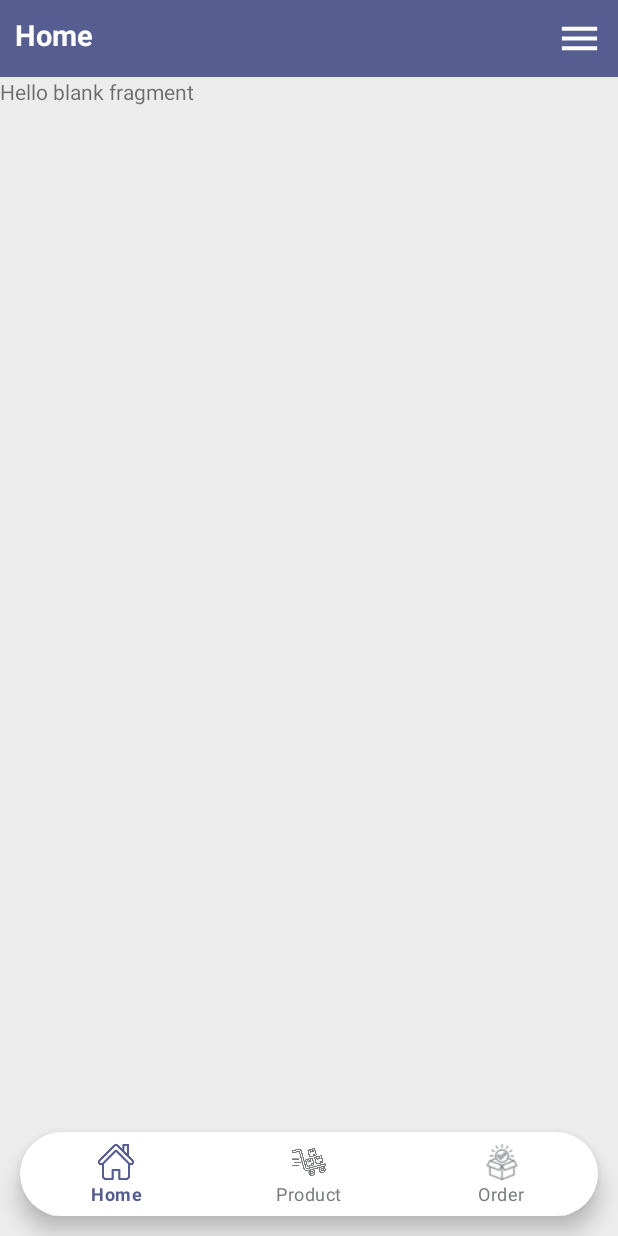
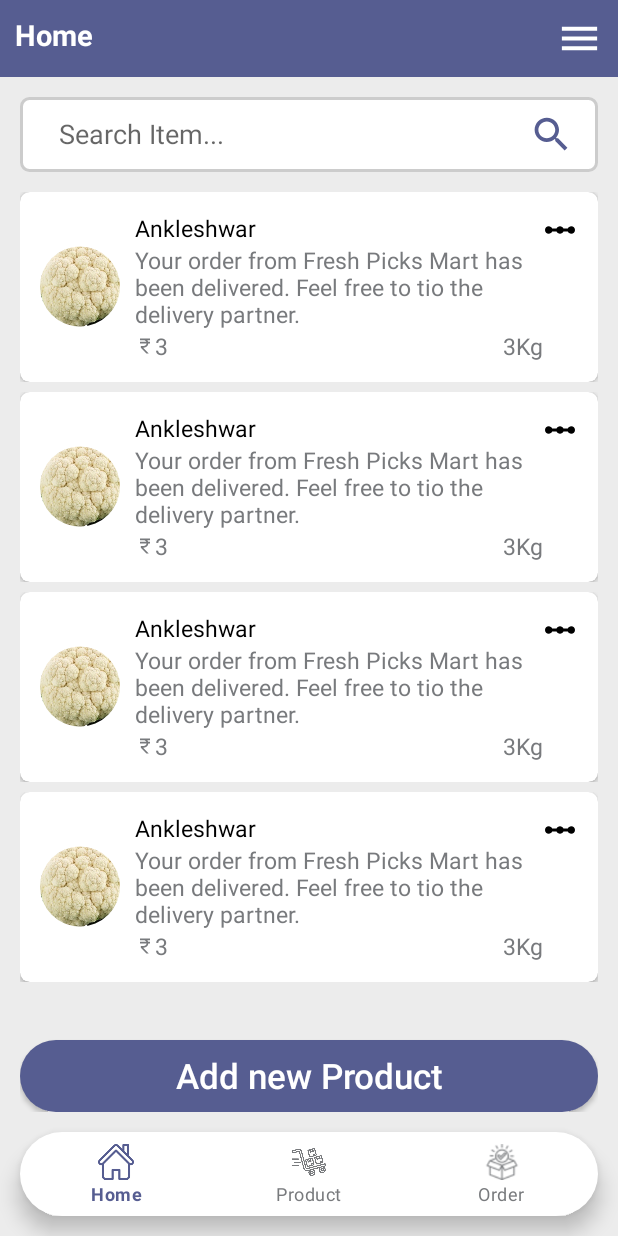
Before and after one commit to chhimparenu/GroFast_Vendor, an Android app: the fragment Product_Fragment placed in its activity, on a phone screen of 412 x 824 dp. Run offline under Robolectric (Android 15) with nearby library versions, the phone set to English and light mode, and no system bars; our stand-ins replace CircleImageView, sdp/ssp sizes; pictures from the network do not load.

Commit message:
add product , add product list

```diff
--- a/app/src/main/AndroidManifest.xml
+++ b/app/src/main/AndroidManifest.xml
@@ -13,6 +13,9 @@
         android:supportsRtl="true"
         android:theme="@style/Theme.Grofast_Vendor"
         tools:targetApi="31">
+        <activity
+            android:name=".Details.AddProduct"
+            android:exported="false" />
         <activity
             android:name=".Details.AllResentOrderHistory"
             android:exported="false" />
--- /dev/null
+++ b/app/src/main/java/com/wits/grofast_vendor/Adapter/ProductlistAdapter.java
@@ -0,0 +1,109 @@
+package com.wits.grofast_vendor.Adapter;
+
+import android.content.Context;
+import android.content.Intent;
+import android.util.Log;
+import android.view.LayoutInflater;
+import android.view.MenuInflater;
+import android.view.MenuItem;
+import android.view.View;
+import android.view.ViewGroup;
+import android.widget.Button;
+import android.widget.ImageView;
+import android.widget.PopupMenu;
+import android.widget.TextView;
+
+import androidx.annotation.NonNull;
+import androidx.recyclerview.widget.RecyclerView;
+
+import com.wits.grofast_vendor.R;
+
+import java.util.List;
+import java.util.Map;
+
+import de.hdodenhof.circleimageview.CircleImageView;
+
+public class ProductlistAdapter extends RecyclerView.Adapter<ProductlistAdapter.listViewHolder> {
+
+    private Context context;
+    private List<Map<String, Object>> itemList;
+
+    public ProductlistAdapter(Context context, List<Map<String, Object>> itemList) {
+        this.context = context;
+        this.itemList = itemList;
+    }
+
+    @NonNull
+    @Override
+    public ProductlistAdapter.listViewHolder onCreateViewHolder(@NonNull ViewGroup parent, int viewType) {
+        return new listViewHolder(LayoutInflater.from(parent.getContext())
+                .inflate(R.layout.product_row_list, parent, false));
+    }
+
+    @Override
+    public void onBindViewHolder(@NonNull ProductlistAdapter.listViewHolder holder, int position) {
+        Map<String, Object> item = itemList.get(position);
+        holder.name.setText((String) item.get("Name"));
+        holder.description.setText((String) item.get("description"));
+        holder.price.setText((String) item.get("Price"));
+        holder.quantitiy.setText((String) item.get("Quantity"));
+        holder.image.setImageResource((int) item.get("image"));
+
+        holder.icon.setOnClickListener(new View.OnClickListener() {
+            @Override
+            public void onClick(View view) {
+                showPopupMenu(view, position);
+            }
+        });
+    }
+
+    private void showPopupMenu(View view, int position) {
+        PopupMenu popupMenu = new PopupMenu(context, view);
+        MenuInflater inflater = popupMenu.getMenuInflater();
+        inflater.inflate(R.menu.product_edit, popupMenu.getMenu());
+        popupMenu.setOnMenuItemClickListener(new PopupMenu.OnMenuItemClickListener() {
+            @Override
+            public boolean onMenuItemClick(MenuItem item) {
+                int id = item.getItemId();
+                if (id == R.id.menu_edit) {
+                    editItem(position);
+                    return true;
+                } else if (id == R.id.menu_delete) {
+//                    deleteItem(position);
+                    return true;
+                }
+                return false;
+            }
+        });
+        popupMenu.show();
+    }
+
+    private void editItem(int position) {
+//        Map<String, Object> item = itemList.get(position);
+//        Intent intent = new Intent(context, AddProduct.class);
+//        context.startActivity(intent);
+    }
+
+
+    @Override
+    public int getItemCount() {
+        Log.e("TAG", "getItemCount: size " + itemList.size());
+        return itemList.size();
+    }
+
+    public class listViewHolder extends RecyclerView.ViewHolder {
+        public TextView name, description, price, quantitiy;
+        ImageView icon;
+        CircleImageView image;
+
+        public listViewHolder(@NonNull View v) {
+            super(v);
+            name = v.findViewById(R.id.proname);
+            description = v.findViewById(R.id.prodescription);
+            price = v.findViewById(R.id.proprice);
+            quantitiy = v.findViewById(R.id.proquantiy);
+            icon = v.findViewById(R.id.icon);
+            image = v.findViewById(R.id.proimage);
+        }
+    }
+}
--- a/app/src/main/java/com/wits/grofast_vendor/Retrofirinstance.java
+++ b/app/src/main/java/com/wits/grofast_vendor/Api/Retrofirinstance.java
@@ -1,4 +1,4 @@
-package com.wits.grofast_vendor;
+package com.wits.grofast_vendor.Api;
 
 import java.io.IOException;
 
@@ -14,7 +14,7 @@ public class Retrofirinstance {
     public static String domain = "https://grofast.in/";
 
     public static Retrofit getClient(){
-        return new Retrofit.Builder().baseUrl(domain + "api/supplier-otp").addConverterFactory(GsonConverterFactory.create()).build();
+        return new Retrofit.Builder().baseUrl(domain + "api/supplier").addConverterFactory(GsonConverterFactory.create()).build();
     }
 
     public static Retrofit getUnAuthorizedClient(){
--- a/app/src/main/java/com/wits/grofast_vendor/Homepage/Product_Fragment.java
+++ b/app/src/main/java/com/wits/grofast_vendor/Homepage/Product_Fragment.java
@@ -1,66 +1,90 @@
 package com.wits.grofast_vendor.Homepage;
 
+import android.content.Intent;
 import android.os.Bundle;
 
+import androidx.appcompat.widget.AppCompatButton;
 import androidx.fragment.app.Fragment;
+import androidx.recyclerview.widget.LinearLayoutManager;
+import androidx.recyclerview.widget.RecyclerView;
 
 import android.view.LayoutInflater;
 import android.view.View;
 import android.view.ViewGroup;
 
+import com.wits.grofast_vendor.Adapter.ProductlistAdapter;
+import com.wits.grofast_vendor.Details.AddProduct;
 import com.wits.grofast_vendor.R;
 
-/**
- * A simple {@link Fragment} subclass.
- * Use the {@link Product_Fragment#newInstance} factory method to
- * create an instance of this fragment.
- */
+import java.util.ArrayList;
+import java.util.HashMap;
+import java.util.List;
+import java.util.Map;
+
 public class Product_Fragment extends Fragment {
-
-    // TODO: Rename parameter arguments, choose names that match
-    // the fragment initialization parameters, e.g. ARG_ITEM_NUMBER
-    private static final String ARG_PARAM1 = "param1";
-    private static final String ARG_PARAM2 = "param2";
-
-    // TODO: Rename and change types of parameters
-    private String mParam1;
-    private String mParam2;
-
-    public Product_Fragment() {
-        // Required empty public constructor
-    }
-
-    /**
-     * Use this factory method to create a new instance of
-     * this fragment using the provided parameters.
-     *
-     * @param param1 Parameter 1.
-     * @param param2 Parameter 2.
-     * @return A new instance of fragment Product_Fragment.
-     */
-    // TODO: Rename and change types and number of parameters
-    public static Product_Fragment newInstance(String param1, String param2) {
-        Product_Fragment fragment = new Product_Fragment();
-        Bundle args = new Bundle();
-        args.putString(ARG_PARAM1, param1);
-        args.putString(ARG_PARAM2, param2);
-        fragment.setArguments(args);
-        return fragment;
-    }
-
-    @Override
-    public void onCreate(Bundle savedInstanceState) {
-        super.onCreate(savedInstanceState);
-        if (getArguments() != null) {
-            mParam1 = getArguments().getString(ARG_PARAM1);
-            mParam2 = getArguments().getString(ARG_PARAM2);
-        }
-    }
+    RecyclerView productrecycleview;
+    AppCompatButton addproduct;
+    private ProductlistAdapter productAdapter;
+    private List<Map<String, Object>> itemList;
 
     @Override
     public View onCreateView(LayoutInflater inflater, ViewGroup container,
                              Bundle savedInstanceState) {
         // Inflate the layout for this fragment
-        return inflater.inflate(R.layout.fragment_product_, container, false);
+        View root = inflater.inflate(R.layout.fragment_product_, container, false);
+
+        addproduct = root.findViewById(R.id.new_product_add);
+
+        productrecycleview = root.findViewById(R.id.product_list);
+        productrecycleview.setLayoutManager(new LinearLayoutManager(getContext()));
+        itemList = new ArrayList<>();
+        loaddata();
+        productAdapter = new ProductlistAdapter(getContext(), itemList);
+        productrecycleview.setAdapter(productAdapter);
+
+        addproduct.setOnClickListener(new View.OnClickListener() {
+            @Override
+            public void onClick(View v) {
+                Intent in = new Intent(getContext(), AddProduct.class);
+                startActivity(in);
+            }
+        });
+
+        return root;
+    }
+
+    private void loaddata() {
+        Map<String, Object> item1 = new HashMap<>();
+        item1.put("Name", "Ankleshwar");
+        item1.put("description", "Your order from Fresh Picks Mart has been delivered. Feel free to tio the delivery partner.");
+        item1.put("Price", "3");
+        item1.put("Quantity", "3Kg");
+        item1.put("image", R.drawable.gobhi_image);
+
+        Map<String, Object> item2 = new HashMap<>();
+        item2.put("Name", "Ankleshwar");
+        item2.put("description", "Your order from Fresh Picks Mart has been delivered. Feel free to tio the delivery partner.");
+        item2.put("Price", "3");
+        item2.put("Quantity", "3Kg");
+        item2.put("image", R.drawable.gobhi_image);
+
+        Map<String, Object> item3 = new HashMap<>();
+        item3.put("Name", "Ankleshwar");
+        item3.put("description", "Your order from Fresh Picks Mart has been delivered. Feel free to tio the delivery partner.");
+        item3.put("Price", "3");
+        item3.put("Quantity", "3Kg");
+        item3.put("image", R.drawable.gobhi_image);
+
+        Map<String, Object> item4 = new HashMap<>();
+        item4.put("Name", "Ankleshwar");
+        item4.put("description", "Your order from Fresh Picks Mart has been delivered. Feel free to tio the delivery partner.");
+        item4.put("Price", "3");
+        item4.put("Quantity", "3Kg");
+        item4.put("image", R.drawable.gobhi_image);
+
+        itemList.add(item1);
+        itemList.add(item2);
+        itemList.add(item3);
+        itemList.add(item4);
     }
 }
--- a/app/src/main/java/com/wits/grofast_vendor/Login_page.java
+++ b/app/src/main/java/com/wits/grofast_vendor/Login_page.java
@@ -24,6 +24,7 @@ import android.widget.ImageView;
 import android.widget.TextView;
 import android.widget.Toast;
 
+import com.wits.grofast_vendor.Api.Retrofirinstance;
 import com.wits.grofast_vendor.Homepage.Home_page;
 import com.wits.grofast_vendor.Api.Interface.userinterface;
 import com.wits.grofast_vendor.Api.Model.SupplierModel;
--- a/app/src/main/java/com/wits/grofast_vendor/session/SupplierDetailSession.java
+++ b/app/src/main/java/com/wits/grofast_vendor/session/SupplierDetailSession.java
@@ -1,6 +1,6 @@
 package com.wits.grofast_vendor.session;
 
-import static com.wits.grofast_vendor.Retrofirinstance.domain;
+import static com.wits.grofast_vendor.Api.Retrofirinstance.domain;
 
 import android.content.Context;
 import android.content.SharedPreferences;
--- /dev/null
+++ b/app/src/main/res/drawable/baseline_currency_rupee_24.xml
@@ -0,0 +1,12 @@
+<vector xmlns:android="http://schemas.android.com/apk/res/android"
+    android:width="@dimen/_10sdp"
+    android:height="@dimen/_10sdp"
+    android:tint="#000000"
+    android:viewportWidth="24"
+    android:viewportHeight="24">
+
+    <path
+        android:fillColor="@android:color/white"
+        android:pathData="M13.66,7C13.1,5.82 11.9,5 10.5,5L6,5V3h12v2l-3.26,0c0.48,0.58 0.84,1.26 1.05,2L18,7v2l-2.02,0c-0.25,2.8 -2.61,5 -5.48,5H9.77l6.73,7h-2.77L7,14v-2h3.5c1.76,0 3.22,-1.3 3.46,-3L6,9V7L13.66,7z" />
+
+</vector>
--- /dev/null
+++ b/app/src/main/res/drawable/baseline_search_24.xml
@@ -0,0 +1,5 @@
+<vector android:height="@dimen/drawable_icon" android:tint="@color/app_theme"
+    android:viewportHeight="24" android:viewportWidth="24"
+    android:width="@dimen/drawable_icon" xmlns:android="http://schemas.android.com/apk/res/android">
+    <path android:fillColor="@android:color/white" android:pathData="M15.5,14h-0.79l-0.28,-0.27C15.41,12.59 16,11.11 16,9.5 16,5.91 13.09,3 9.5,3S3,5.91 3,9.5 5.91,16 9.5,16c1.61,0 3.09,-0.59 4.23,-1.57l0.27,0.28v0.79l5,4.99L20.49,19l-4.99,-5zM9.5,14C7.01,14 5,11.99 5,9.5S7.01,5 9.5,5 14,7.01 14,9.5 11.99,14 9.5,14z"/>
+</vector>
--- /dev/null
+++ b/app/src/main/res/drawable/basline_linear_scale_24.xml
@@ -0,0 +1,11 @@
+<?xml version="1.0" encoding="utf-8"?>
+<vector xmlns:android="http://schemas.android.com/apk/res/android"
+    android:width="24dp"
+    android:height="24dp"
+    android:tint="#000000"
+    android:viewportWidth="24"
+    android:viewportHeight="24">
+    <path
+        android:fillColor="@android:color/white"
+        android:pathData="M19.5,9.5c-1.03,0 -1.9,0.62 -2.29,1.5h-2.92C13.9,10.12 13.03,9.5 12,9.5s-1.9,0.62 -2.29,1.5H6.79C6.4,10.12 5.53,9.5 4.5,9.5C3.12,9.5 2,10.62 2,12s1.12,2.5 2.5,2.5c1.03,0 1.9,-0.62 2.29,-1.5h2.92c0.39,0.88 1.26,1.5 2.29,1.5s1.9,-0.62 2.29,-1.5h2.92c0.39,0.88 1.26,1.5 2.29,1.5c1.38,0 2.5,-1.12 2.5,-2.5S20.88,9.5 19.5,9.5z" />
+</vector>
--- /dev/null
+++ b/app/src/main/res/drawable/rectangle_serach_background.xml
@@ -0,0 +1,13 @@
+<?xml version="1.0" encoding="utf-8"?>
+<shape xmlns:android="http://schemas.android.com/apk/res/android">
+    <solid android:color="#FFFFFF" />
+    <corners android:radius="5dp" />
+    <padding
+        android:left="10dp"
+        android:top="10dp"
+        android:right="10dp"
+        android:bottom="10dp" />
+    <stroke
+        android:width="2dp"
+        android:color="#CCCCCC" />
+</shape>
--- a/app/src/main/res/layout/fragment_product_.xml
+++ b/app/src/main/res/layout/fragment_product_.xml
@@ -1,14 +1,66 @@
 <?xml version="1.0" encoding="utf-8"?>
 <FrameLayout xmlns:android="http://schemas.android.com/apk/res/android"
+    xmlns:app="http://schemas.android.com/apk/res-auto"
     xmlns:tools="http://schemas.android.com/tools"
     android:layout_width="match_parent"
     android:layout_height="match_parent"
+    android:padding="@dimen/linear_padding"
     tools:context=".Homepage.Product_Fragment">
 
-    <!-- TODO: Update blank fragment layout -->
-    <TextView
+    <androidx.core.widget.NestedScrollView
         android:layout_width="match_parent"
-        android:layout_height="match_parent"
-        android:text="@string/hello_blank_fragment" />
+        android:layout_height="match_parent">
+
+        <LinearLayout
+            android:layout_width="match_parent"
+            android:layout_height="match_parent"
+            android:orientation="vertical">
+
+            <LinearLayout
+                android:layout_width="match_parent"
+                android:layout_height="50dp"
+                android:background="@drawable/rectangle_serach_background"
+                android:gravity="center_vertical"
+                android:orientation="horizontal">
+
+                <androidx.appcompat.widget.SearchView
+                    android:layout_width="match_parent"
+                    android:layout_height="40dp"
+                    android:layout_weight="1"
+                    android:background="@null"
+                    app:iconifiedByDefault="false"
+                    app:queryHint="@string/search_product_fragment"
+                    app:searchIcon="@null" />
+
+                <ImageView
+                    android:layout_width="wrap_content"
+                    android:layout_height="wrap_content"
+                    android:layout_marginEnd="5dp"
+                    android:clickable="true"
+                    android:focusable="true"
+                    android:src="@drawable/baseline_search_24" />
+
+            </LinearLayout>
+
+            <androidx.recyclerview.widget.RecyclerView
+                android:id="@+id/product_list"
+                android:layout_width="match_parent"
+                android:layout_height="match_parent"
+                android:layout_marginTop="@dimen/_10sdp" />
+
+        </LinearLayout>
+
+    </androidx.core.widget.NestedScrollView>
+
+    <androidx.appcompat.widget.AppCompatButton
+        android:id="@+id/new_product_add"
+        android:layout_width="match_parent"
+        android:layout_height="wrap_content"
+        android:layout_gravity="bottom"
+        android:background="@drawable/button_round"
+        android:text="@string/Add_new_product"
+        android:textAllCaps="false"
+        android:textColor="@android:color/white"
+        android:textSize="@dimen/button_text_size" />
 
 </FrameLayout>
--- /dev/null
+++ b/app/src/main/res/layout/product_row_list.xml
@@ -0,0 +1,96 @@
+<?xml version="1.0" encoding="utf-8"?>
+<LinearLayout xmlns:android="http://schemas.android.com/apk/res/android"
+    xmlns:app="http://schemas.android.com/apk/res-auto"
+    android:layout_width="match_parent"
+    android:layout_height="wrap_content"
+    android:orientation="vertical"
+    android:layout_marginBottom="@dimen/_5sdp">
+
+    <androidx.cardview.widget.CardView
+        android:layout_width="match_parent"
+        android:layout_height="match_parent"
+        android:layout_gravity="center"
+        app:cardCornerRadius="@dimen/card_corner_radius">
+
+        <LinearLayout
+            android:layout_width="match_parent"
+            android:layout_height="wrap_content"
+            android:orientation="horizontal"
+            android:layout_gravity="center"
+            android:gravity="center"
+            android:padding="@dimen/linear_padding">
+
+            <de.hdodenhof.circleimageview.CircleImageView
+                android:id="@+id/proimage"
+                android:layout_width="@dimen/_100sdp"
+                android:layout_height="@dimen/_60sdp"
+                android:layout_weight="1"
+                android:src="@drawable/ic_launcher_background" />
+
+            <LinearLayout
+                android:layout_width="match_parent"
+                android:layout_height="wrap_content"
+                android:layout_marginStart="10dp"
+                android:layout_weight="1"
+                android:orientation="vertical">
+
+                <TextView
+                    android:id="@+id/proname"
+                    android:layout_width="match_parent"
+                    android:layout_height="wrap_content"
+                    android:hint="Name"
+                    android:textColor="@color/textview_text_color"
+                    android:textSize="@dimen/hint_text_size" />
+
+                <TextView
+                    android:id="@+id/prodescription"
+                    android:layout_width="match_parent"
+                    android:layout_height="wrap_content"
+                    android:hint="Description"
+                    android:textColor="@color/default_color"
+                    android:textSize="@dimen/hint_text_size" />
+
+                <LinearLayout
+                    android:layout_width="match_parent"
+                    android:layout_height="wrap_content"
+                    android:orientation="horizontal">
+
+                    <TextView
+                        android:id="@+id/proprice"
+                        android:layout_width="match_parent"
+                        android:layout_height="wrap_content"
+                        android:layout_weight="1"
+                        android:hint="Price"
+                        android:drawableTint="@color/default_color"
+                        android:textColor="@color/default_color"
+                        android:drawableLeft="@drawable/baseline_currency_rupee_24"
+                        android:textSize="@dimen/hint_text_size" />
+
+                    <TextView
+                        android:id="@+id/proquantiy"
+                        android:layout_width="match_parent"
+                        android:layout_height="wrap_content"
+                        android:layout_gravity="right"
+                        android:layout_weight="1"
+                        android:gravity="right"
+                        android:textColor="@color/default_color"
+                        android:hint="Quantity"
+                        android:textSize="@dimen/hint_text_size" />
+
+                </LinearLayout>
+
+            </LinearLayout>
+
+            <ImageView
+                android:id="@+id/icon"
+                android:layout_width="wrap_content"
+                android:layout_height="wrap_content"
+                android:layout_gravity="top|end"
+                android:contentDescription="Icon"
+                android:src="@drawable/basline_linear_scale_24" />
+
+        </LinearLayout>
+
+    </androidx.cardview.widget.CardView>
+
+</LinearLayout>
--- /dev/null
+++ b/app/src/main/res/menu/product_edit.xml
@@ -0,0 +1,5 @@
+<?xml version="1.0" encoding="utf-8"?>
+<menu xmlns:android="http://schemas.android.com/apk/res/android">
+        <item android:id="@+id/menu_edit" android:title="Edit"/>
+        <item android:id="@+id/menu_delete" android:title="Delete"/>
+</menu>
--- a/app/src/main/res/values/colors.xml
+++ b/app/src/main/res/values/colors.xml
@@ -17,7 +17,6 @@
     <color name="textview_text_color">#FF000000</color>
 
 
-    <color name="defaultcolor">#7B7E7D</color>
     <color name="main_heading_color">#FF000000</color>
     <color name="color_button">#00ae65</color>
     <color name="button_text_color">#FFFFFFFF</color>
```
Also changed, not shown: app/src/main/java/com/wits/grofast_vendor/Details/AddProduct.java (added, +65 -0 lines), app/src/main/res/layout/activity_add_product.xml (added, +205 -0 lines), app/src/main/res/values/strings.xml (+9 -5 lines), app/src/main/res/drawable/add_product.png (added).
